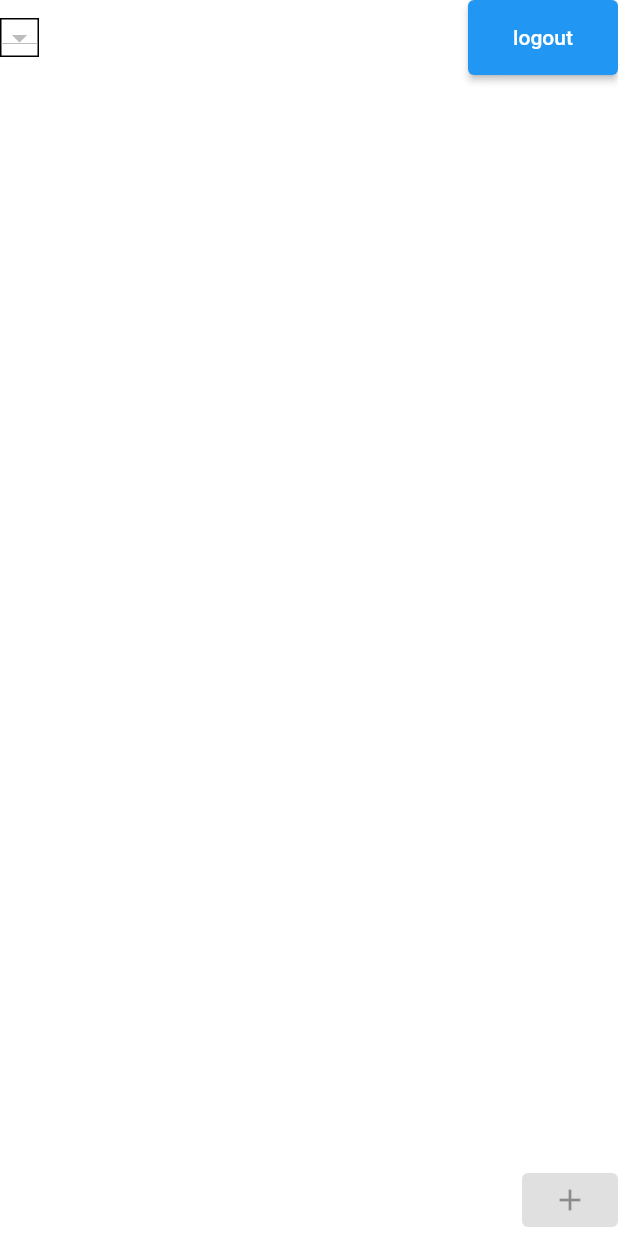
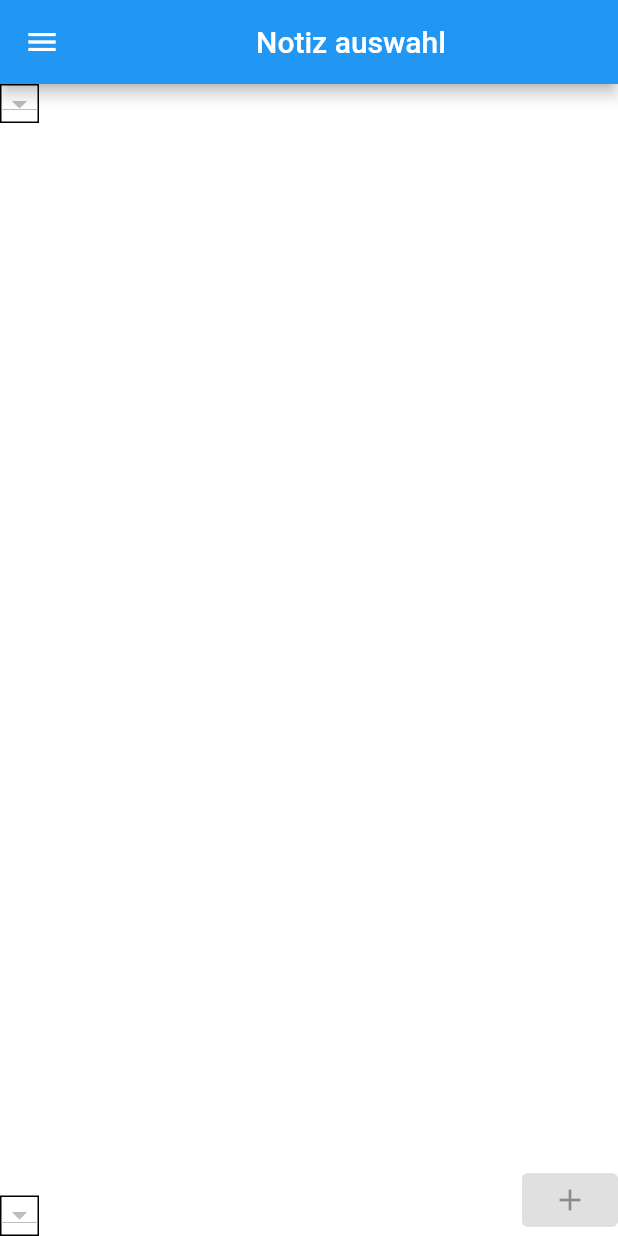
Before and after one commit to AaronLinder/notizapp, a Flutter app: the screen it shows after launch, after a tap on "zurück", on a phone screen of 412 x 824 dp. Run offline on Flutter 3.47's test engine with Material 2 defaults, Android fonts, the phone set to English and light mode, and no system bars.

Commit message:
Design Verbesserungen bei Notizen und Notizübersicht

```diff
--- a/lib/notiz.dart
+++ b/lib/notiz.dart
@@ -9,8 +9,10 @@ class notiz extends StatelessWidget {
   Widget build(BuildContext context) {
     return Scaffold(
       drawer: NavDrawer(),
-      body: Container(
-        child: SingleChildScrollView(
+      appBar: AppBar(
+        title: Center(child: Text("Notizen")),
+      ),
+      body: SingleChildScrollView(
         child: Padding(
           padding: const EdgeInsets.all(20),
           child: Column(
@@ -34,7 +36,7 @@ class notiz extends StatelessWidget {
                     hintText: "Notiztext",
                   )),
               Flexible(
-                  child: new Align(
+                child: Align(
                   alignment: Alignment.bottomCenter,
                   child: Row(
                     children: [
@@ -42,7 +44,7 @@ class notiz extends StatelessWidget {
                           onPressed: () {
                             Navigator.pushNamed(context, 'uebersicht');
                           },
-                        child: Center(
+                          child: const Center(
                             child: Text('zurück'),
                           )),
                       const SizedBox(width: 200),
@@ -50,14 +52,18 @@ class notiz extends StatelessWidget {
                         onPressed: () {
                           Navigator.pushNamed(context, 'notizenuebersicht');
                         },
-                        child: Center(
+                        child: const Center(
                           child: Text('speichern'),
-                        ))
-                    ]
+                        ),
                       )
+                    ],
                   ),
-
-                )])),),),
+                ),
+              )
+            ],
+          ),
+        ),
+      ),
     );
   }
 }
--- a/lib/notizenuebersicht.dart
+++ b/lib/notizenuebersicht.dart
@@ -1,4 +1,5 @@
 import 'package:flutter/material.dart';
+import 'package:notizapp/sidebar.dart';
 
 class uebersicht extends StatelessWidget {
   const uebersicht({Key? key}) : super(key: key);
@@ -6,42 +7,51 @@ class uebersicht extends StatelessWidget {
   @override
   Widget build(BuildContext context) {
     return Scaffold(
+      drawer: NavDrawer(),
+      appBar: AppBar(
+        title: Center(child: Text("Notiz auswahl")),
+      ),
       body: Container(
         decoration: new BoxDecoration(color: Colors.white),
         child: Column(
           children: [
-          Row(children: [
             Align(
               alignment: Alignment.topLeft,
               child: Container(
+                decoration:
+                    BoxDecoration(border: Border.all(color: Colors.black)),
+                child: DropdownButton(items: null),
+              ),
+            ),
+            Expanded(
+              child: Row(
+                children: [
+                  Expanded(
+                    child: Align(
+                      alignment: Alignment.bottomLeft,
+                      child: Container(
                         decoration: BoxDecoration(
-              border: Border.all(color: Colors.black)
+                            border: Border.all(color: Colors.black)),
+                        child: SizedBox(
+                          height: 25.0,
+                          child: DropdownButton(items: null),
                         ),
-          child:
-          DropdownButton(items: null)
-      )),
-          Expanded(child:
-          Align(
-          alignment: Alignment.topRight,
-          child: SizedBox(
-              width: 100, // <-- Your width
-              height: 50,
-              child: ElevatedButton(
-                onPressed: () {
-                  Navigator.pushNamed(context, "login");
-                },
-                child: const Center(
-                  child: Text('logout'),
-                ))
-          )))]),
-
+                      ),
+                    ),
+                  ),
                   const Expanded(
                     child: Align(
                       alignment: Alignment.bottomRight,
-        child: ElevatedButton(onPressed: null, child: Icon(Icons.add)),
-    ))])));
-
-
-
+                      child: ElevatedButton(
+                          onPressed: null, child: Icon(Icons.add)),
+                    ),
+                  ),
+                ],
+              ),
+            ),
+          ],
+        ),
+      ),
+    );
   }
 }
```
Lines whose indentation alone changed are shown as unchanged.
